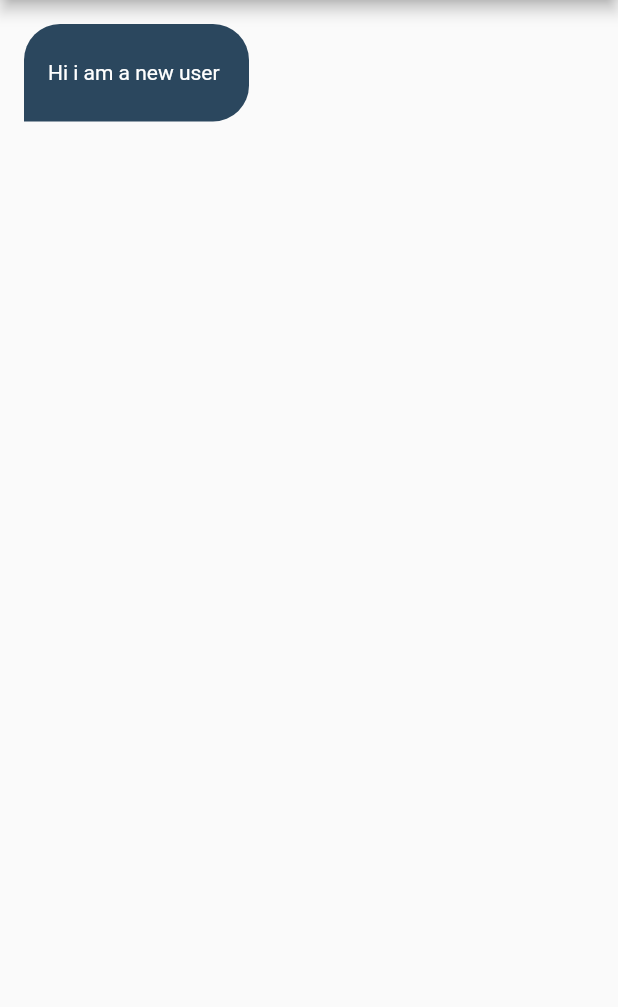
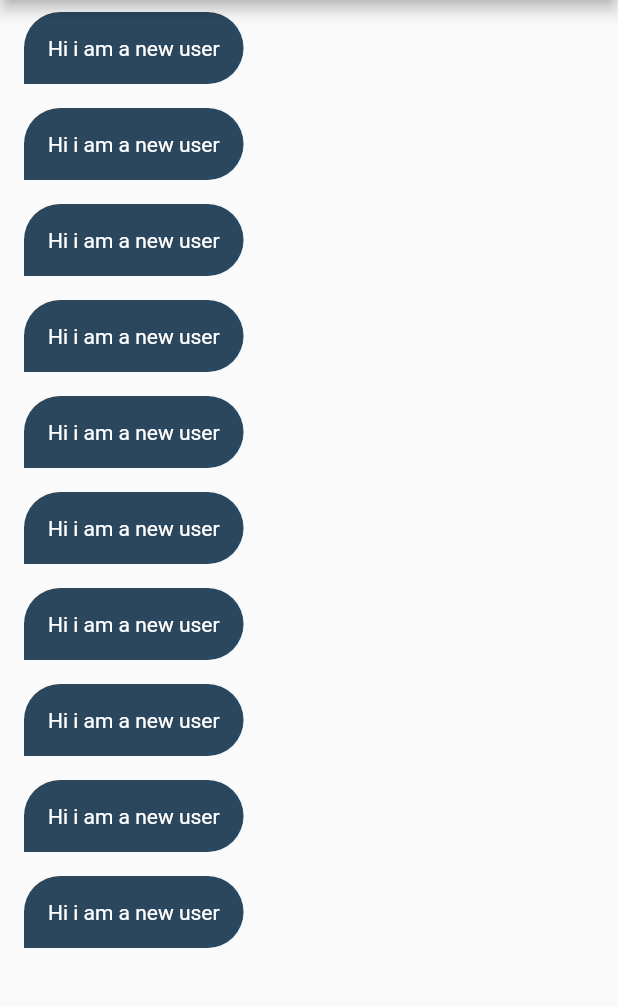
Before and after one commit to Hishamk99/chat_app, a Flutter app: the ChatPage screen opened by its route, on a phone screen of 412 x 824 dp, the part 84-1091 px from its top. Run offline on Flutter 3.47's test engine with Material 2 defaults, Android fonts, the phone set to English and light mode, and no system bars; our stand-ins replace firebase_auth, firebase_core, modal_progress_hud_nsn; accounts and stored records are empty.

Commit message:
chat bubble part 2

```diff
--- a/lib/screens/chat_page.dart
+++ b/lib/screens/chat_page.dart
@@ -23,7 +23,11 @@ class ChatPage extends StatelessWidget {
         backgroundColor: kPrimaryColor,
         automaticallyImplyLeading: false,
       ),
-      body: ChatBubble(),
+      body: ListView.builder(
+        itemCount: 10,
+        itemBuilder: (context , index){
+        return  ChatBubble();
+      })
     );
   }
 }
--- a/lib/widgets/chat_bubble.dart
+++ b/lib/widgets/chat_bubble.dart
@@ -8,12 +8,11 @@ class ChatBubble extends StatelessWidget {
 
   @override
   Widget build(BuildContext context) {
-    return Container(
+    return Align(
       alignment: Alignment.centerLeft,
-      padding: const EdgeInsets.only(left: 16),
-      height: 65,
-      width: 150,
-      margin: const EdgeInsets.all(16),
+      child: Container(
+        padding: const EdgeInsets.all(16),
+        margin: const EdgeInsets.symmetric(horizontal: 16, vertical: 8),
         decoration:const BoxDecoration(
             color: kPrimaryColor,
             borderRadius: BorderRadius.only(
@@ -22,6 +21,7 @@ class ChatBubble extends StatelessWidget {
               bottomRight: Radius.circular(24),
             )),
         child: const Text('Hi i am a new user' , style: TextStyle(color: Colors.white),),
+      ),
     );
   }
 }
```
Lines whose indentation alone changed are shown as unchanged.
